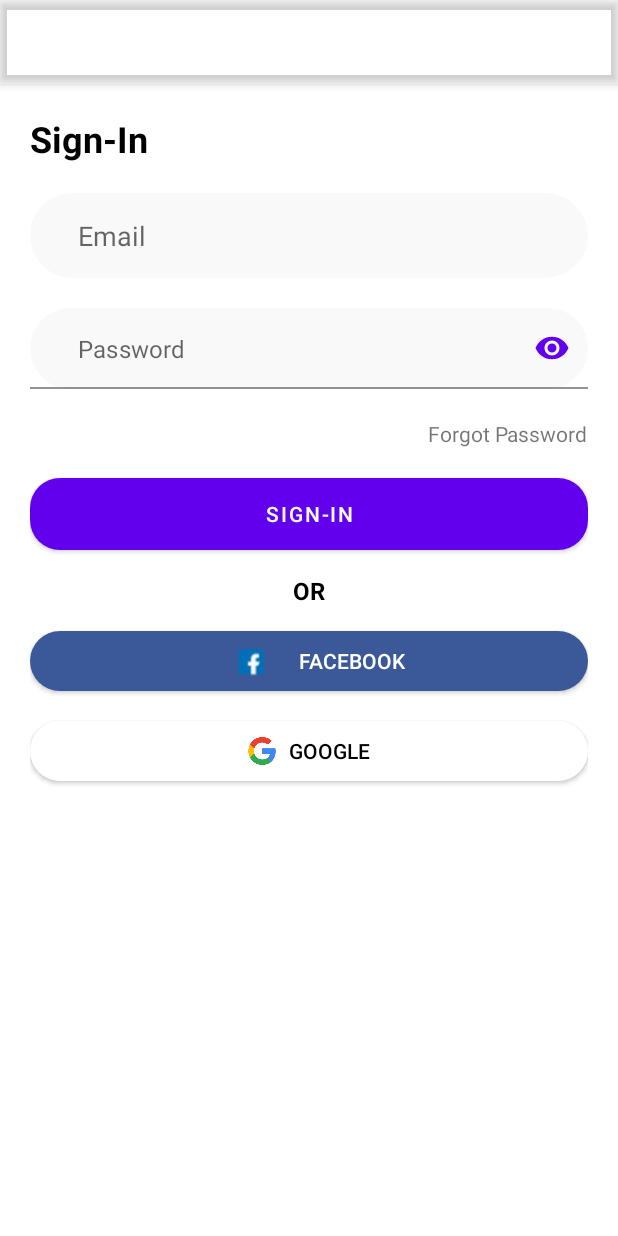
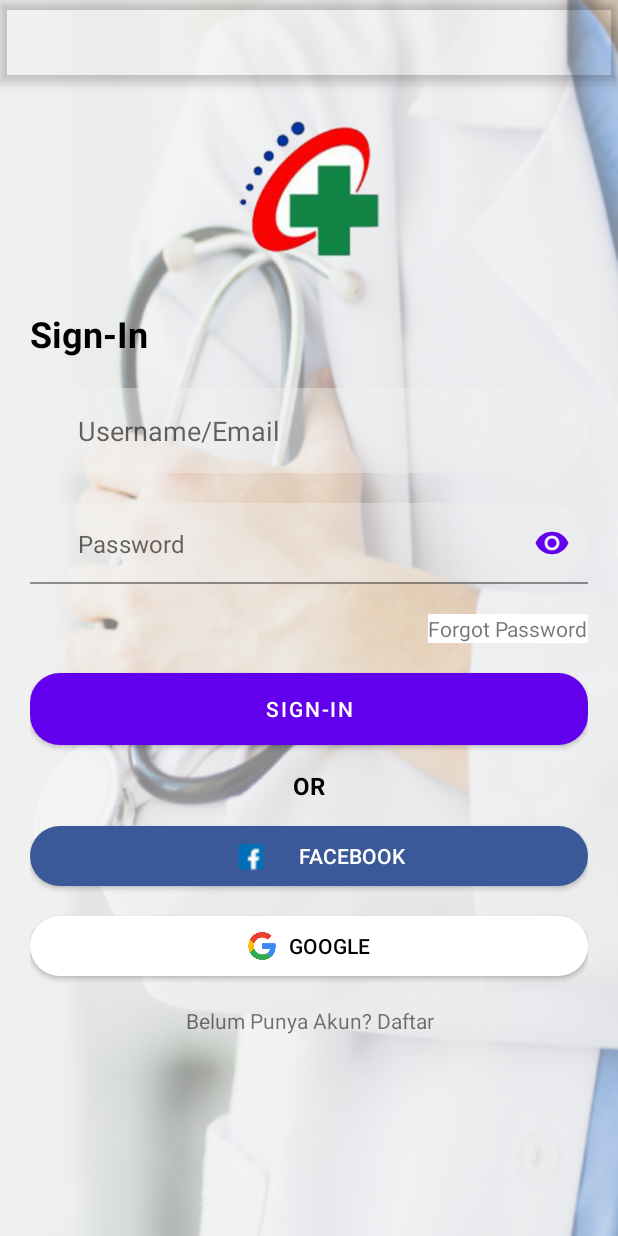
Before and after one commit to dikdikalihsan/rsudalihsanmobile.github.io, an Android app: the layout activity_sign_in.xml on its own in the app's theme, with its tools: preview values and no code run, on a phone screen of 412 x 824 dp. Run offline under Robolectric (Android 15) with nearby library versions, the phone set to English and light mode, and no system bars.

Commit message:
menambahkan beberapa fungsi dan mengganti bg login

```diff
--- /dev/null
+++ b/app/src/main/java/com/rsudalihsan/rsudalihsanmobile/AuthActivity.java
@@ -0,0 +1,6 @@
+package com.rsudalihsan.rsudalihsanmobile;
+
+import android.app.Activity;
+
+public class AuthActivity extends Activity {
+}
--- /dev/null
+++ b/app/src/main/java/com/rsudalihsan/rsudalihsanmobile/ForgotPasswordActivity.java
@@ -0,0 +1,6 @@
+package com.rsudalihsan.rsudalihsanmobile;
+
+import android.app.Activity;
+
+public class ForgotPasswordActivity extends Activity {
+}
--- /dev/null
+++ b/app/src/main/java/com/rsudalihsan/rsudalihsanmobile/SignInActivity.java
@@ -0,0 +1,6 @@
+package com.rsudalihsan.rsudalihsanmobile;
+
+import android.app.Activity;
+
+public class SignInActivity extends Activity {
+}
--- /dev/null
+++ b/app/src/main/java/com/rsudalihsan/rsudalihsanmobile/SignUpActivity.java
@@ -0,0 +1,6 @@
+package com.rsudalihsan.rsudalihsanmobile;
+
+import android.app.Activity;
+
+public class SignUpActivity extends Activity {
+}
--- /dev/null
+++ b/app/src/main/java/com/rsudalihsan/rsudalihsanmobile/SplashActivity.java
@@ -0,0 +1,6 @@
+package com.rsudalihsan.rsudalihsanmobile;
+
+import android.app.Activity;
+
+public class SplashActivity extends Activity {
+}
--- a/app/src/main/res/layout/activity_sign_in.xml
+++ b/app/src/main/res/layout/activity_sign_in.xml
@@ -5,7 +5,7 @@
     android:layout_width="match_parent"
     android:layout_height="match_parent"
     android:orientation="vertical"
-    android:background="@color/white"
+    android:background="@drawable/bg_login"
     tools:context=".SignInActivity">
 
     <com.google.android.material.appbar.AppBarLayout
@@ -34,6 +34,13 @@
             android:orientation="vertical"
             android:padding="20dp">
 
+            <ImageView
+                android:layout_width="100dp"
+                android:layout_height="100dp"
+                android:src="@drawable/logo_rsud_alihsan"
+                android:layout_gravity="center"
+                android:layout_marginBottom="30dp"/>
+
             <TextView
                 android:layout_width="wrap_content"
                 android:layout_height="wrap_content"
@@ -43,18 +50,21 @@
                 android:text="Sign-In"
                 android:layout_marginBottom="20dp"/>
 
+
             <com.google.android.material.textfield.TextInputEditText
                 android:id="@+id/etEmailSignIn"
                 android:layout_width="match_parent"
                 android:layout_height="wrap_content"
                 android:background="@drawable/bg_edit_text"
-                android:hint="Email"
+                android:hint="Username/Email"
                 android:paddingStart="32dp"
                 android:paddingTop="16dp"
                 android:paddingBottom="16dp"
                 android:paddingEnd="16dp"
                 android:inputType="textWebEmailAddress"
-                android:layout_marginBottom="20dp"/>
+                android:layout_marginBottom="20dp">
+
+            </com.google.android.material.textfield.TextInputEditText>
 
             <com.google.android.material.textfield.TextInputLayout
                 android:layout_width="match_parent"
@@ -177,6 +187,13 @@
 
             </FrameLayout>
 
+            <TextView
+                android:layout_width="match_parent"
+                android:layout_height="wrap_content"
+                android:text="Belum Punya Akun? Daftar"
+                android:gravity="center"/>
+
+
 
         </LinearLayout>
 
```
Also changed, not shown: app/src/main/res/drawable-v24/bg_login.png (deleted), app/src/main/res/drawable/bg_login.png (added).
